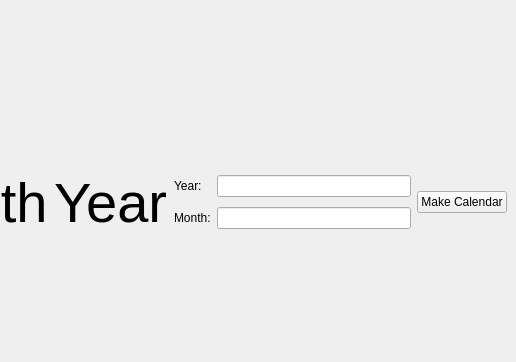
First picture: the form in ui/mainwindow.ui, repository mietteinen/calendarium, before the edit; both pictures show x 284 to 800 and y 0 to 362 of the 800 by 600 pixel window.
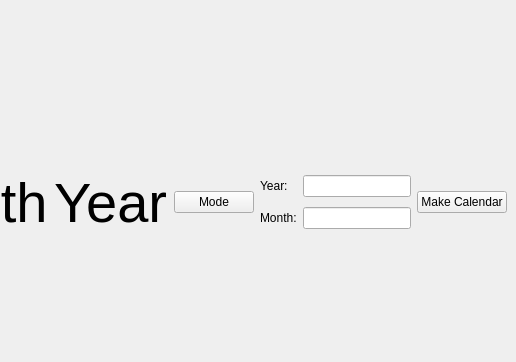
Second picture: the form after the edit.

Commit message: Added a color mode button used for toggling dark mode. Some crashes happening when launching the program, will check what's causing the issue.

```diff
--- a/ui/mainwindow.ui
+++ b/ui/mainwindow.ui
@@ -100,6 +100,13 @@
         </item>
        </layout>
       </item>
+      <item row="3" column="2">
+       <widget class="QPushButton" name="colorModeButton">
+        <property name="text">
+         <string>Mode</string>
+        </property>
+       </widget>
+      </item>
      </layout>
     </item>
     <item>
```
Left out of the diff: 1 changed line with no effect on the pictures. The commit also changes 2 other files.
